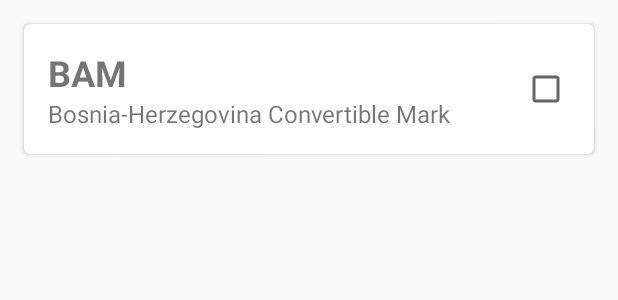
After one commit to cyro/carfinder, an Android app: the layout vehicle_card_view.xml on its own in the app's theme, with its tools: preview values and no code run, on a phone screen of 412 x 824 dp. The commit adds this screen. Shown: the top 300 px of the screen. Run offline under Robolectric (Android 15) with nearby library versions, the phone set to English and light mode, and no system bars.

Commit message:
Added Vehicle cards and adverisement cards

```diff
--- a/app/build.gradle
+++ b/app/build.gradle
@@ -35,7 +35,9 @@ def butterknife_version = "8.5.1"
 dependencies {
     implementation fileTree(dir: 'libs', include: ['*.jar'])
     implementation 'com.android.support:appcompat-v7:27.1.1'
+    implementation 'com.android.support:design:27.1.1'
     implementation 'com.android.support:recyclerview-v7:27.1.1'
+    implementation 'com.android.support:cardview-v7:27.1.1'
     implementation 'com.android.support.constraint:constraint-layout:1.1.1'
     testImplementation 'junit:junit:4.12'
     androidTestImplementation 'com.android.support.test:runner:1.0.2'
--- /dev/null
+++ b/app/src/main/res/layout/vehicle_card_view.xml
@@ -0,0 +1,46 @@
+<?xml version="1.0" encoding="utf-8"?>
+<LinearLayout xmlns:android="http://schemas.android.com/apk/res/android"
+    xmlns:card_view="http://schemas.android.com/apk/res-auto"
+    android:layout_width="match_parent"
+    android:layout_height="wrap_content">
+
+    <android.support.v7.widget.CardView xmlns:card_view="http://schemas.android.com/apk/res-auto"
+        android:id="@+id/card_view"
+        android:layout_width="match_parent"
+        android:layout_height="wrap_content"
+        android:layout_gravity="center"
+        android:layout_margin="@dimen/card_margin"
+        android:elevation="3dp"
+        card_view:cardCornerRadius="4dp">
+
+        <RelativeLayout
+            android:layout_width="match_parent"
+            android:layout_height="match_parent"
+            android:layout_margin="@dimen/card_margin">
+
+            <TextView
+                android:id="@+id/currencySymbolTextView"
+                android:layout_width="wrap_content"
+                android:layout_height="wrap_content"
+                android:text="BAM"
+                android:textSize="@dimen/material_text_headline"
+                android:textStyle="bold"/>
+
+            <TextView
+                android:id="@+id/currencyNameTextView"
+                android:layout_width="wrap_content"
+                android:layout_height="wrap_content"
+                android:layout_below="@+id/currencySymbolTextView"
+                android:text="Bosnia-Herzegovina Convertible Mark"
+                android:textSize="@dimen/material_text_subhead" />
+
+            <CheckBox
+                android:id="@+id/currencyCheckBox"
+                android:layout_width="wrap_content"
+                android:layout_height="wrap_content"
+                android:layout_alignParentRight="true"
+                android:layout_centerVertical="true"
+                android:checked="false"/>
+        </RelativeLayout>
+    </android.support.v7.widget.CardView>
+</LinearLayout>
--- a/app/src/main/res/values/dimens.xml
+++ b/app/src/main/res/values/dimens.xml
@@ -1,5 +1,6 @@
 <?xml version="1.0" encoding="utf-8"?>
 <resources>
+    <dimen name="card_margin">16dp</dimen>
     <dimen name="material_text_button">14sp</dimen>
     <dimen name="material_text_menu">14sp</dimen>
     <dimen name="material_text_caption">12sp</dimen>
```
Also changed, not shown: app/src/main/java/com/autoscout24/carfinder/ui/VehicleListActivity.java (+7 -3 lines), app/src/main/java/com/autoscout24/carfinder/ui/VehicleListAdaptor.java (+74 -1 lines), app/src/main/res/layout/advertisment_card_view.xml (added, +7 -0 lines).
